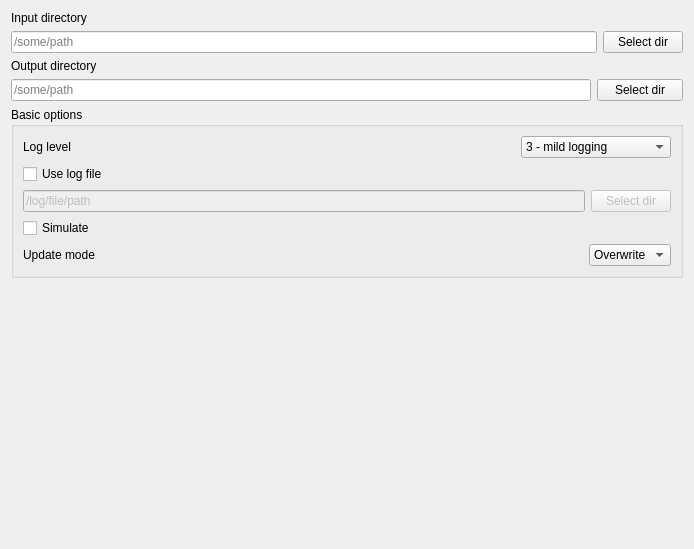
This is widgetgui/spdrguibasicinputform.ui in sierdzio/spdr as Qt 5 draws it before an edit. The edited form follows.
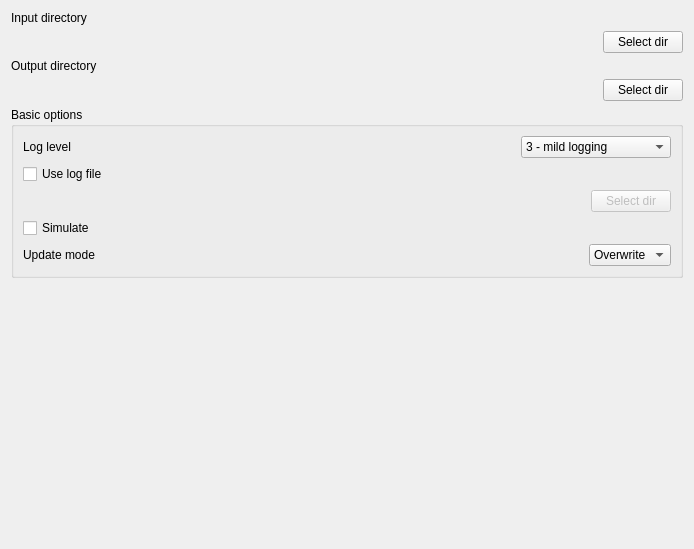
This is the edited form.

Commit message: Add drag & drop functionality for input, output and log file paths in widget GUI.

The edit to the form file:
```diff
--- a/widgetgui/spdrguibasicinputform.ui
+++ b/widgetgui/spdrguibasicinputform.ui
@@ -13,8 +13,56 @@
   <property name="windowTitle">
    <string>Form</string>
   </property>
-  <layout class="QGridLayout" name="gridLayout_2">
-   <item row="4" column="0" colspan="3">
+  <layout class="QGridLayout" name="gridLayoutMain">
+   <item row="0" column="0">
+    <widget class="QLabel" name="labelInput">
+     <property name="text">
+      <string>Input directory</string>
+     </property>
+    </widget>
+   </item>
+   <item row="1" column="0">
+    <widget class="QWidget" name="inputPlaceholder" native="true">
+     <property name="sizePolicy">
+      <sizepolicy hsizetype="Expanding" vsizetype="Minimum">
+       <horstretch>0</horstretch>
+       <verstretch>0</verstretch>
+      </sizepolicy>
+     </property>
+    </widget>
+   </item>
+   <item row="1" column="1">
+    <widget class="QPushButton" name="pushButtonInput">
+     <property name="text">
+      <string>Select dir</string>
+     </property>
+    </widget>
+   </item>
+   <item row="2" column="0">
+    <widget class="QLabel" name="labelOutput">
+     <property name="text">
+      <string>Output directory</string>
+     </property>
+    </widget>
+   </item>
+   <item row="3" column="0">
+    <widget class="QWidget" name="outputPlaceholder" native="true">
+     <property name="sizePolicy">
+      <sizepolicy hsizetype="Expanding" vsizetype="Minimum">
+       <horstretch>0</horstretch>
+       <verstretch>0</verstretch>
+      </sizepolicy>
+     </property>
+    </widget>
+   </item>
+   <item row="3" column="1">
+    <widget class="QPushButton" name="pushButtonOutput">
+     <property name="text">
+      <string>Select dir</string>
+     </property>
+    </widget>
+   </item>
+   <item row="4" column="0" colspan="2">
     <widget class="QGroupBox" name="groupBoxOptions">
      <property name="title">
       <string>Basic options</string>
@@ -139,15 +187,12 @@
       <item row="2" column="0" colspan="2">
        <layout class="QHBoxLayout" name="horizontalLayout">
         <item>
-         <widget class="QLineEdit" name="lineEditLog">
-          <property name="enabled">
-           <bool>false</bool>
-          </property>
-          <property name="text">
-           <string>/log/file/path</string>
-          </property>
-          <property name="placeholderText">
-           <string>/some/path</string>
+         <widget class="QWidget" name="logPlaceholder" native="true">
+          <property name="sizePolicy">
+           <sizepolicy hsizetype="Expanding" vsizetype="Minimum">
+            <horstretch>0</horstretch>
+            <verstretch>0</verstretch>
+           </sizepolicy>
           </property>
          </widget>
         </item>
@@ -250,49 +295,7 @@
      </layout>
     </widget>
    </item>
-   <item row="0" column="0" colspan="3">
-    <widget class="QLabel" name="labelInput">
-     <property name="text">
-      <string>Input directory</string>
-     </property>
-    </widget>
-   </item>
-   <item row="3" column="1" colspan="2">
-    <widget class="QPushButton" name="pushButtonOutput">
-     <property name="text">
-      <string>Select dir</string>
-     </property>
-    </widget>
-   </item>
-   <item row="1" column="0" colspan="2">
-    <widget class="QLineEdit" name="lineEditInput">
-     <property name="placeholderText">
-      <string>/some/path</string>
-     </property>
-    </widget>
-   </item>
-   <item row="3" column="0">
-    <widget class="QLineEdit" name="lineEditOutput">
-     <property name="placeholderText">
-      <string>/some/path</string>
-     </property>
-    </widget>
-   </item>
-   <item row="2" column="0" colspan="2">
-    <widget class="QLabel" name="labelOutput">
-     <property name="text">
-      <string>Output directory</string>
-     </property>
-    </widget>
-   </item>
-   <item row="1" column="2">
-    <widget class="QPushButton" name="pushButtonInput">
-     <property name="text">
-      <string>Select dir</string>
-     </property>
-    </widget>
-   </item>
-   <item row="5" column="0">
+   <item row="5" column="0" colspan="2">
     <spacer name="verticalSpacer">
      <property name="orientation">
       <enum>Qt::Vertical</enum>
```
Left out of the diff: 16 changed lines with no effect on the pictures. The commit also changes 5 other files.
